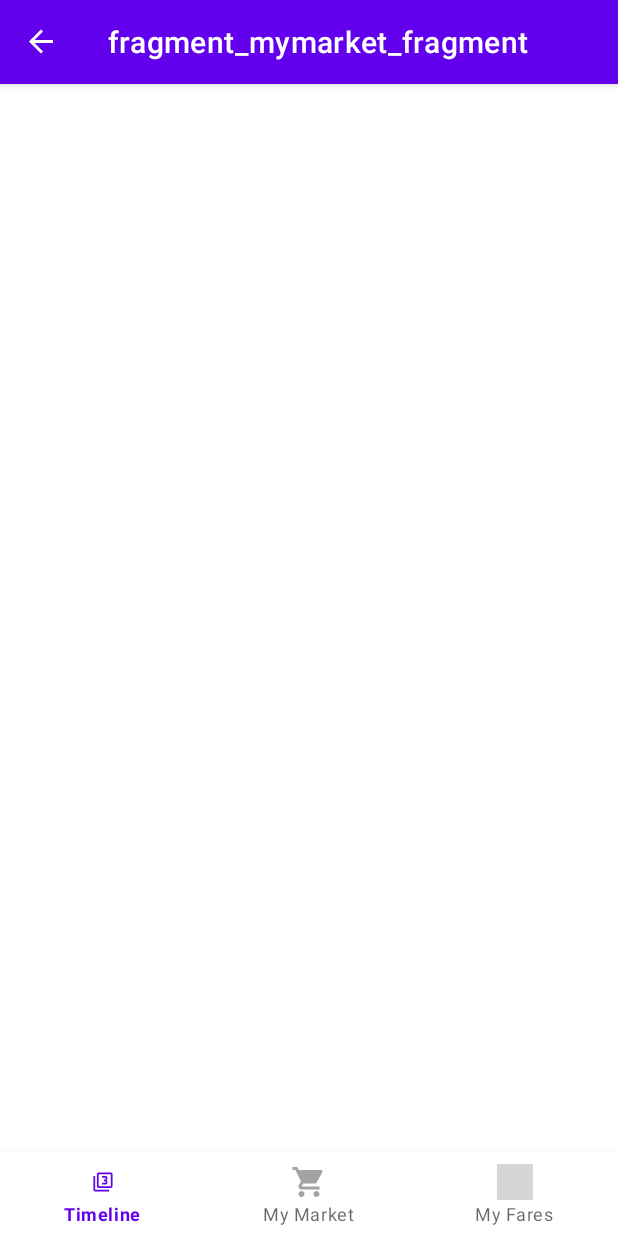
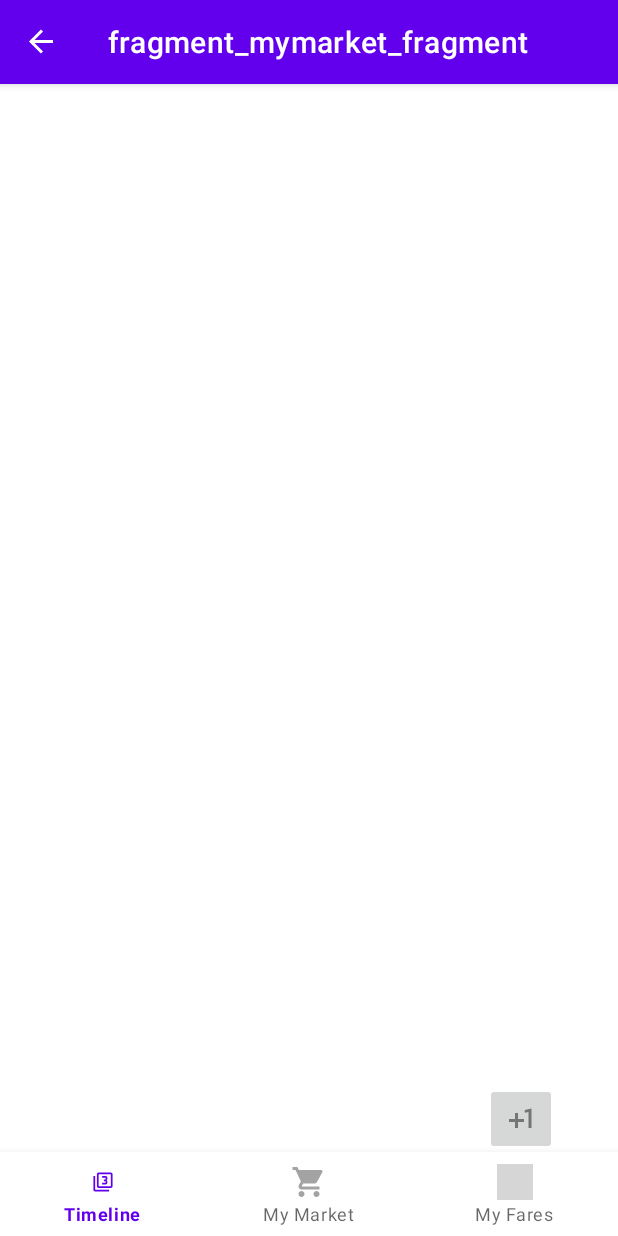
Before and after one commit to Tikkulinho/Android_lab, an Android app: the mymarket_fragment screen opened through its navigation route, on a phone screen of 412 x 824 dp. Run offline under Robolectric (Android 15) with nearby library versions, the light colour scheme and no system bars; our stand-ins replace navigation-ui; grey boxes are pictures that could not be loaded.

Commit message:
Add Product (not working yet)

```diff
--- a/Android_PROJEKT/MarketPlace/app/src/main/java/com/example/marketplace/API/MarketAPI.kt
+++ b/Android_PROJEKT/MarketPlace/app/src/main/java/com/example/marketplace/API/MarketAPI.kt
@@ -1,5 +1,6 @@
 package com.example.marketplace.API
 
+import com.example.marketplace.addproduct.model.AddProductResponse
 import com.example.marketplace.forgotpassword.model.ForgotPasswordRequest
 import com.example.marketplace.forgotpassword.model.ForgotPasswordResponse
 import com.example.marketplace.login.model.LoginRequest
@@ -8,10 +9,8 @@ import com.example.marketplace.register.model.RegisterRequest
 import com.example.marketplace.register.model.RegisterResponse
 import com.example.marketplace.timeline.model.ProductResponse
 import com.example.marketplace.utils.Constants
-import retrofit2.http.Body
-import retrofit2.http.GET
-import retrofit2.http.Header
-import retrofit2.http.POST
+import com.example.marketplace.utils.Constants.ADD_PRODUCT_URL
+import retrofit2.http.*
 
 interface MarketAPI {
     @POST(Constants.LOGIN_URL)
@@ -25,4 +24,12 @@ interface MarketAPI {
 
     @GET(Constants.GET_PRODUCT_URL)
     suspend fun getProducts(@Header("token") token: String): ProductResponse
+
+    @Multipart
+    @POST(ADD_PRODUCT_URL)
+    suspend fun addProduct(
+        @Header("token") token: String, @Part("title") title: String?,
+        @Part("description") description: String?, @Part("price_per_unit") price_per_unit: String?,
+        @Part("units") units: String?
+    ): AddProductResponse
 }
--- /dev/null
+++ b/Android_PROJEKT/MarketPlace/app/src/main/java/com/example/marketplace/addproduct/model/Model_AddProduct.kt
@@ -0,0 +1,6 @@
+package com.example.marketplace.addproduct.model
+
+import com.example.marketplace.timeline.model.Model_Timeline
+
+
+data class AddProductResponse(val creation: String, val productdetails: Model_Timeline)
--- a/Android_PROJEKT/MarketPlace/app/src/main/java/com/example/marketplace/mymarket/fragment/mymarket_fragment.kt
+++ b/Android_PROJEKT/MarketPlace/app/src/main/java/com/example/marketplace/mymarket/fragment/mymarket_fragment.kt
@@ -14,7 +14,6 @@ import com.example.marketplace.R
 import com.example.marketplace.mymarket.adapter.mymarket_Adapter
 import com.example.marketplace.repository.Repository
 import com.example.marketplace.timeline.model.Model_Timeline
-import com.example.marketplace.timeline.model.ProductResponse
 import com.example.marketplace.timeline.viewmodel.Timeline_ViewModel
 import com.example.marketplace.timeline.viewmodel.Timeline_ViewModelFactory
 
--- a/Android_PROJEKT/MarketPlace/app/src/main/java/com/example/marketplace/register/fragment/Register_fragment.kt
+++ b/Android_PROJEKT/MarketPlace/app/src/main/java/com/example/marketplace/register/fragment/Register_fragment.kt
@@ -8,13 +8,10 @@ import android.view.View
 import android.view.ViewGroup
 import android.widget.Button
 import android.widget.EditText
-import android.widget.TextView
 import androidx.lifecycle.ViewModelProvider
 import androidx.lifecycle.lifecycleScope
 import androidx.navigation.fragment.findNavController
 import com.example.marketplace.R
-import com.example.marketplace.login.viewmodel.Login_ViewModel
-import com.example.marketplace.login.viewmodel.Login_ViewModelFactory
 import com.example.marketplace.register.viewmodel.Register_ViewModel
 import com.example.marketplace.register.viewmodel.Register_ViewModelFactory
 import com.example.marketplace.repository.Repository
--- a/Android_PROJEKT/MarketPlace/app/src/main/java/com/example/marketplace/utils/Constants.kt
+++ b/Android_PROJEKT/MarketPlace/app/src/main/java/com/example/marketplace/utils/Constants.kt
@@ -6,4 +6,5 @@ object Constants {
     const val REGISTER_URL ="user/register"
     const val FORGOTPASSWORD_URL ="user/reset"
     const val GET_PRODUCT_URL ="products"
+    const val ADD_PRODUCT_URL ="products/add"
 }
--- /dev/null
+++ b/Android_PROJEKT/MarketPlace/app/src/main/res/drawable-anydpi/ic_add.xml
@@ -0,0 +1,11 @@
+<vector xmlns:android="http://schemas.android.com/apk/res/android"
+    android:width="24dp"
+    android:height="24dp"
+    android:viewportWidth="24"
+    android:viewportHeight="24"
+    android:tint="#333333"
+    android:alpha="0.6">
+  <path
+      android:fillColor="@android:color/white"
+      android:pathData="M10,8L8,8v4L4,12v2h4v4h2v-4h4v-2h-4zM14.5,6.08L14.5,7.9l2.5,-0.5L17,18h2L19,5z"/>
+</vector>
--- a/Android_PROJEKT/MarketPlace/app/src/main/res/layout/fragment_mymarket_fragment.xml
+++ b/Android_PROJEKT/MarketPlace/app/src/main/res/layout/fragment_mymarket_fragment.xml
@@ -20,5 +20,19 @@
         app:layout_constraintTop_toTopOf="parent"
         tools:itemCount="10"
         tools:listitem="@layout/item_layout" />
+    <ImageButton
+        android:id="@+id/addButton"
+        android:layout_width="wrap_content"
+        android:layout_height="wrap_content"
+        android:layout_gravity="end|bottom"
+        android:layout_margin="16dp"
+        android:minHeight="48dp"
+        android:src="@drawable/ic_add"
+        app:layout_constraintBottom_toBottomOf="parent"
+        app:layout_constraintEnd_toEndOf="parent"
+        app:layout_constraintHorizontal_bias="0.925"
+        app:layout_constraintStart_toStartOf="parent"
+        app:layout_constraintTop_toTopOf="parent"
+        app:layout_constraintVertical_bias="0.945" />
 
 </androidx.constraintlayout.widget.ConstraintLayout>
--- a/Android_PROJEKT/MarketPlace/app/src/main/res/navigation/nav_graph.xml
+++ b/Android_PROJEKT/MarketPlace/app/src/main/res/navigation/nav_graph.xml
@@ -47,5 +47,13 @@
         android:id="@+id/mymarket_fragment"
         android:name="com.example.marketplace.mymarket.fragment.mymarket_fragment"
         android:label="fragment_mymarket_fragment"
-        tools:layout="@layout/fragment_mymarket_fragment" />
+        tools:layout="@layout/fragment_mymarket_fragment" >
+        <action
+            android:id="@+id/action_mymarket_fragment_to_addProduct_fragment"
+            app:destination="@id/addProduct_fragment" />
+    </fragment>
+    <fragment
+        android:id="@+id/addProduct_fragment"
+        android:name="com.example.marketplace.addproduct.fragment.AddProduct_fragment"
+        android:label="AddProduct_fragment" />
 </navigation>
```
Also changed, not shown: Android_PROJEKT/MarketPlace/app/src/main/java/com/example/marketplace/addproduct/fragment/AddProduct_fragment.kt (added, +71 -0 lines), Android_PROJEKT/MarketPlace/app/src/main/java/com/example/marketplace/addproduct/viewmodel/AddProduct_ViewModel.kt (added, +35 -0 lines), Android_PROJEKT/MarketPlace/app/src/main/java/com/example/marketplace/addproduct/viewmodel/AddProduct_ViewModelFactory.kt (added, +11 -0 lines), Android_PROJEKT/MarketPlace/app/src/main/java/com/example/marketplace/repository/Repository.kt (+8 -0 lines), Android_PROJEKT/MarketPlace/app/src/main/java/com/example/marketplace/timeline/model/Model_Timeline.kt (+11 -11 lines), Android_PROJEKT/MarketPlace/app/src/main/res/layout/fragment_add_product_fragment.xml (added, +117 -0 lines), Android_PROJEKT/MarketPlace/app/src/main/res/drawable-hdpi/ic_add.png (added), Android_PROJEKT/MarketPlace/app/src/main/res/drawable-mdpi/ic_add.png (added), Android_PROJEKT/MarketPlace/app/src/main/res/drawable-xhdpi/ic_add.png (added), Android_PROJEKT/MarketPlace/app/src/main/res/drawable-xxhdpi/ic_add.png (added).
